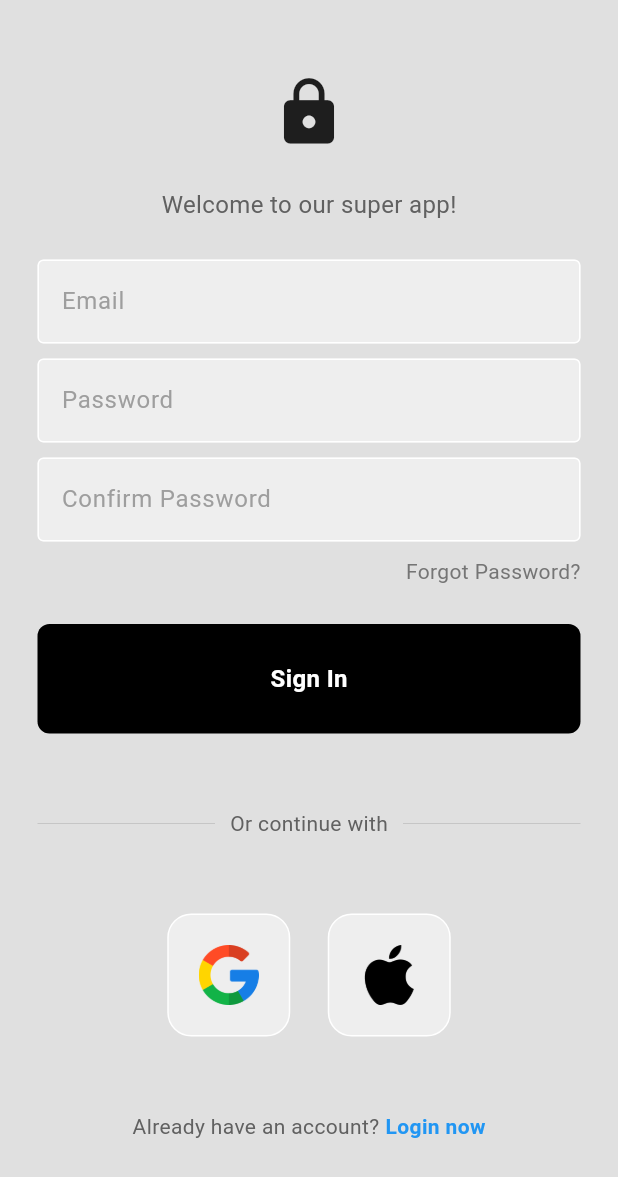
After one commit to SamuelOnyangoOmondi/Android_dev_2023, a Flutter app: the screen it shows after launch, after a tap on "Register now", on a phone screen of 412 x 824 dp. The commit adds this screen. Shown: the top 1177 px of the screen. Run offline on Flutter 3.47's test engine with Material 3 defaults, Android fonts, the phone set to English and light mode, and no system bars; our stand-ins replace cloud_firestore, firebase_auth, firebase_core, firebase_database, google_sign_in; accounts and stored records are empty.

Commit message:
add register page + testing files

```diff
--- /dev/null
+++ b/lib/login/auth.dart
@@ -0,0 +1,28 @@
+import 'package:flutter/material.dart';
+import 'package:firebase_auth/firebase_auth.dart';
+import 'package:flutter_app/login/login.dart';
+import 'package:flutter_app/Homepage.dart';
+import 'package:flutter_app/login/loginorRegister.dart';
+
+class AuthPage extends StatelessWidget {
+  const AuthPage({super.key});
+
+  @override
+  Widget build(BuildContext context) {
+    return Scaffold(
+      body: StreamBuilder<User?>(
+        stream: FirebaseAuth.instance.authStateChanges(),
+        builder: (context, snapshot) {
+        //   user logged in
+          if (snapshot.hasData) {
+            return HomePage();
+          }
+        //   user not logged in
+          else {
+            return LoginOrRegisterPage();
+          }
+        }
+      )
+    );
+  }
+}
--- a/lib/login/login.dart
+++ b/lib/login/login.dart
@@ -8,7 +8,8 @@ import 'package:flutter_app/services/auth_service.dart';
 
 
 class LoginPage extends StatefulWidget {
-  LoginPage({super.key});
+  final Function()? onTap;
+ const LoginPage({super.key, required this.onTap});
 
   @override
   State<LoginPage> createState() => _LoginPageState();
@@ -225,11 +226,14 @@ class _LoginPageState extends State<LoginPage> {
                     style: TextStyle(color: Colors.grey[700]),
                   ),
                   const SizedBox(width: 4),
-                  const Text(
-                    'Register now',
-                    style: TextStyle(
-                      color: Colors.blue,
-                      fontWeight: FontWeight.bold,
+                  GestureDetector(
+                    onTap:widget.onTap,
+                    child: const Text(
+                      'Register now',
+                      style: TextStyle(
+                        color: Colors.blue,
+                        fontWeight: FontWeight.bold,
+                      ),
                     ),
                   ),
                 ],
--- /dev/null
+++ b/lib/login/loginorRegister.dart
@@ -0,0 +1,34 @@
+import 'package:flutter/material.dart';
+import 'package:flutter_app/login/login.dart';
+import 'package:flutter_app/login/register.dart';
+
+class LoginOrRegisterPage extends StatefulWidget {
+  const LoginOrRegisterPage({super.key});
+
+  @override
+  State<LoginOrRegisterPage> createState() => _LoginOrRegisterPageState();
+
+}
+
+class _LoginOrRegisterPageState extends State<LoginOrRegisterPage> {
+  // initially show login page
+  bool showLoginPage = true;
+
+  // toogle between and the register page
+  void togglePages() {
+    setState(() {
+      showLoginPage = !showLoginPage;
+    });
+  }
+  @override
+  Widget build(BuildContext context) {
+    if (showLoginPage) {
+      return LoginPage(onTap: togglePages,);
+    }
+    else {
+      return RegisterPage(
+        onTap: togglePages,
+      );
+    }
+  }
+}
--- /dev/null
+++ b/lib/login/register.dart
@@ -0,0 +1,230 @@
+import 'package:flutter/material.dart';
+import 'package:flutter_app/components/my_button.dart';
+import 'package:flutter_app/components/my_textfield.dart';
+import 'package:flutter_app/components/squaretile.dart';
+import 'package:flutter_app/data_entry.dart';
+import 'package:firebase_auth/firebase_auth.dart';
+import 'package:flutter_app/services/auth_service.dart';
+
+
+class RegisterPage extends StatefulWidget {
+  final Function()? onTap;
+  const RegisterPage({super.key, required this.onTap});
+
+  @override
+  State<RegisterPage> createState() => _RegisterPageState();
+}
+
+class _RegisterPageState extends State<RegisterPage> {
+  // text editing controllers
+  final EmailController = TextEditingController();
+
+  final passwordController = TextEditingController();
+
+  // sign user up method
+  void signUserUp() async {
+    // try creating the user
+    try {
+      await FirebaseAuth.instance.signInWithEmailAndPassword(
+          email: EmailController.text,
+          password: passwordController.text
+      );
+      //   pop the loading circle
+      // Navigator.pop(context);
+    } on FirebaseAuthException catch (e) {
+      // Navigator.pop(context);
+      // Wrong email error
+      if (e.code == 'INVALID_LOGIN_CREDENTIALS'){
+        // show error to user
+        wrongEmailMessage();
+      }
+
+      //   wrong password error
+      if (e.code == 'wrong-password') {
+        // show error to user
+
+        wrongPasswordMessage();
+      }
+    }
+  }
+  void wrongEmailMessage() {
+    showDialog(context: context,
+      builder: (context) {
+        return const AlertDialog (
+          title: Text('Incorrect email'),
+          content: Text('The provided email is not associated with an account.'),
+        );
+      },
+    );
+  }
+  void wrongPasswordMessage() {
+    showDialog(context: context,
+      builder: (context) {
+        return const AlertDialog (
+          title: Text('Incorrect password'),
+          content: Text('The provided password is not associated with an account.'),
+        );
+      },
+    );
+  }
+  @override
+  Widget build(BuildContext context) {
+    return Scaffold(
+        backgroundColor: Colors.grey[300],
+        body: SafeArea(
+          child: SingleChildScrollView(  // Wrap the Column with SingleChildScrollView
+            child: Center(
+              child: Column(
+                mainAxisAlignment: MainAxisAlignment.center,
+                children: [
+                  const SizedBox(height: 50),
+
+                  // logo
+                  const Icon(
+                    Icons.lock,
+                    size: 50,
+                  ),
+
+                  const SizedBox(height: 25),
+
+                  // welcome back, you've been missed!
+                  Text(
+                    'Welcome to our super app!',
+                    style: TextStyle(
+                      color: Colors.grey[700],
+                      fontSize: 16,
+                    ),
+                  ),
+
+                  const SizedBox(height: 25),
+
+                  // username textfield
+                  MyTextField(
+                    controller: EmailController,
+                    hintText: 'Email',
+                    obscureText: false,
+                  ),
+
+                  const SizedBox(height: 10),
+
+                  // password textfield
+                  MyTextField(
+                    controller: passwordController,
+                    hintText: 'Password',
+                    obscureText: true,
+                  ),
+
+                  const SizedBox(height: 10,),
+
+                  // confirm password textfield
+                  MyTextField(
+                    controller: passwordController,
+                    hintText: 'Confirm Password',
+                    obscureText: true,
+                  ),
+
+
+                  const SizedBox(height: 10),
+
+                  // forgot password?
+                  Padding(
+                    padding: const EdgeInsets.symmetric(horizontal: 25.0),
+                    child: Row(
+                      mainAxisAlignment: MainAxisAlignment.end,
+                      children: [
+                        Text(
+                          'Forgot Password?',
+                          style: TextStyle(color: Colors.grey[600]),
+                        ),
+                      ],
+                    ),
+                  ),
+
+                  const SizedBox(height: 25),
+
+                  // sign in button
+                  MyButton(
+                    onTap: signUserUp,),
+
+                  const SizedBox(height: 50),
+
+                  // or continue with
+                  Padding(
+                    padding: const EdgeInsets.symmetric(horizontal: 25.0),
+                    child: Row(
+                      children: [
+                        Expanded(
+                          child: Divider(
+                            thickness: 0.5,
+                            color: Colors.grey[400],
+                          ),
+                        ),
+                        Padding(
+                          padding: const EdgeInsets.symmetric(horizontal: 10.0),
+                          child: Text(
+                            'Or continue with',
+                            style: TextStyle(color: Colors.grey[700]),
+                          ),
+                        ),
+                        Expanded(
+                          child: Divider(
+                            thickness: 0.5,
+                            color: Colors.grey[400],
+                          ),
+                        ),
+                      ],
+                    ),
+                  ),
+
+                  const SizedBox(height: 50),
+
+                  // google + apple sign in buttons
+                  Row(
+                    mainAxisAlignment: MainAxisAlignment.center,
+                    children: [
+                      // google button
+                      SquareTile(
+                          onTap: () => AuthService().signinWithGoogle(),
+                          imagePath: 'lib/images/google.png'
+                      ),
+
+                      SizedBox(width: 25),
+
+                      // apple button
+                      SquareTile(
+                          onTap: () {},
+                          imagePath: 'lib/images/apple.png')
+                    ],
+                  ),
+
+                  const SizedBox(height: 50),
+
+                  // not a member? register now
+                  Row(
+                    mainAxisAlignment: MainAxisAlignment.center,
+                    children: [
+                      Text(
+                        'Already have an account?',
+                        style: TextStyle(color: Colors.grey[700]),
+                      ),
+                      const SizedBox(width: 4),
+                      GestureDetector(
+                        onTap:widget.onTap,
+                        child: const Text(
+                          'Login now',
+                          style: TextStyle(
+                            color: Colors.blue,
+                            fontWeight: FontWeight.bold,
+                          ),
+                        ),
+                      ),
+                    ],
+                  ),
+                ],
+              ),
+            ),
+          ),
+        )
+    );
+  }
+}
--- a/lib/main.dart
+++ b/lib/main.dart
@@ -1,5 +1,5 @@
 import 'package:flutter/material.dart';
-import 'package:flutter_app/auth.dart';
+import 'package:flutter_app/login/auth.dart';
 import 'login/login.dart';
 import 'data_entry.dart';
 import 'package:firebase_core/firebase_core.dart';
```
Also changed, not shown: lib/auth.dart (deleted, +0 -27 lines), 3 other files.
